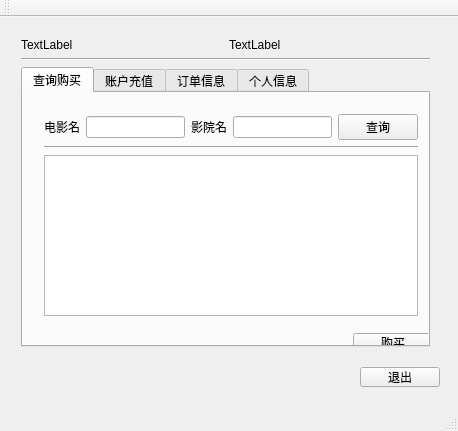
Above: usermainwindow.ui from SillyPasty/Movie_Management before the change. Below: the same form after it.
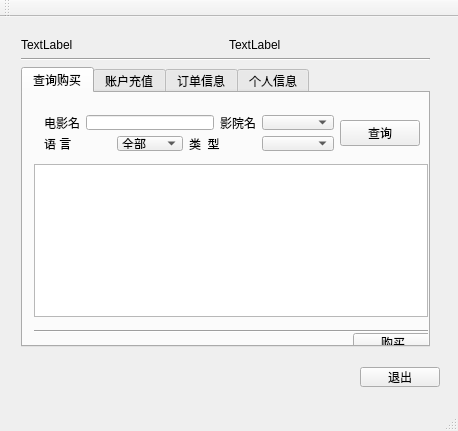
That is the form after the change. The open tabs and pages were chosen to show the change.

Commit message:
增加用户查询电影功能 余额查询及修改功能
剩余： 订单部分

Patch:
```diff
--- a/usermainwindow.ui
+++ b/usermainwindow.ui
@@ -67,57 +67,119 @@
           <string>购买</string>
          </property>
         </widget>
-        <widget class="QWidget" name="layoutWidget">
+        <widget class="Line" name="line_2">
+         <property name="geometry">
+          <rect>
+           <x>11</x>
+           <y>230</y>
+           <width>394</width>
+           <height>16</height>
+          </rect>
+         </property>
+         <property name="orientation">
+          <enum>Qt::Horizontal</enum>
+         </property>
+        </widget>
+        <widget class="QTableView" name="tableView_movie">
+         <property name="geometry">
+          <rect>
+           <x>11</x>
+           <y>71</y>
+           <width>394</width>
+           <height>153</height>
+          </rect>
+         </property>
+        </widget>
+        <widget class="QWidget" name="">
          <property name="geometry">
           <rect>
            <x>10</x>
-           <y>10</y>
-           <width>396</width>
-           <height>224</height>
+           <y>11</y>
+           <width>398</width>
+           <height>58</height>
           </rect>
          </property>
-         <layout class="QVBoxLayout" name="verticalLayout_2">
+         <layout class="QHBoxLayout" name="horizontalLayout_7">
           <item>
-           <layout class="QHBoxLayout" name="horizontalLayout">
+           <layout class="QVBoxLayout" name="verticalLayout_2">
             <item>
-             <widget class="QLabel" name="label_3">
-              <property name="text">
-               <string>电影名</string>
-              </property>
-             </widget>
+             <layout class="QHBoxLayout" name="horizontalLayout">
+              <item>
+               <widget class="QLabel" name="label_3">
+                <property name="text">
+                 <string>电影名</string>
+                </property>
+               </widget>
+              </item>
+              <item>
+               <widget class="QLineEdit" name="lineEdit_movieName"/>
+              </item>
+              <item>
+               <widget class="QLabel" name="label_4">
+                <property name="text">
+                 <string>影院名</string>
+                </property>
+               </widget>
+              </item>
+              <item>
+               <widget class="QComboBox" name="comboBox_cinema"/>
+              </item>
+             </layout>
             </item>
             <item>
-             <widget class="QLineEdit" name="lineEdit_movieName"/>
-            </item>
-            <item>
-             <widget class="QLabel" name="label_4">
-              <property name="text">
-               <string>影院名</string>
-              </property>
-             </widget>
-            </item>
-            <item>
-             <widget class="QLineEdit" name="lineEdit_cinemaName"/>
-            </item>
-            <item>
-             <widget class="QPushButton" name="pushButton_search">
-              <property name="text">
-               <string>查询</string>
-              </property>
-             </widget>
+             <layout class="QHBoxLayout" name="horizontalLayout_6">
+              <item>
+               <widget class="QLabel" name="label_13">
+                <property name="text">
+                 <string>语 言</string>
+                </property>
+               </widget>
+              </item>
+              <item>
+               <widget class="QComboBox" name="comboBox_language">
+                <item>
+                 <property name="text">
+                  <string>全部</string>
+                 </property>
+                </item>
+                <item>
+                 <property name="text">
+                  <string>国语</string>
+                 </property>
+                </item>
+                <item>
+                 <property name="text">
+                  <string>英文</string>
+                 </property>
+                </item>
+                <item>
+                 <property name="text">
+                  <string>其他</string>
+                 </property>
+                </item>
+               </widget>
+              </item>
+              <item>
+               <widget class="QLabel" name="label_12">
+                <property name="text">
+                 <string>类  型</string>
+                </property>
+               </widget>
+              </item>
+              <item>
+               <widget class="QComboBox" name="comboBox_type"/>
+              </item>
+             </layout>
             </item>
            </layout>
           </item>
           <item>
-           <widget class="Line" name="line_2">
-            <property name="orientation">
-             <enum>Qt::Horizontal</enum>
+           <widget class="QPushButton" name="pushButton_search">
+            <property name="text">
+             <string>查询</string>
             </property>
            </widget>
           </item>
-          <item>
-           <widget class="QTableWidget" name="tableWidget_aviMovies"/>
-          </item>
          </layout>
         </widget>
        </widget>
```
Left out of the diff: 55 changed lines with no effect on the pictures. The commit also changes 22 other files.
